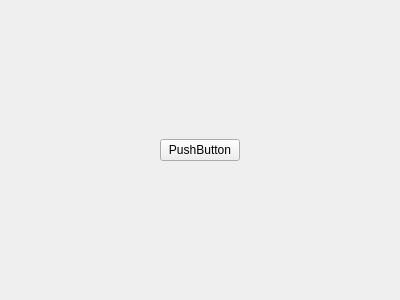
simfeo/MobilePhotoViewer, file imagerenderwidget.ui: the form before one commit.
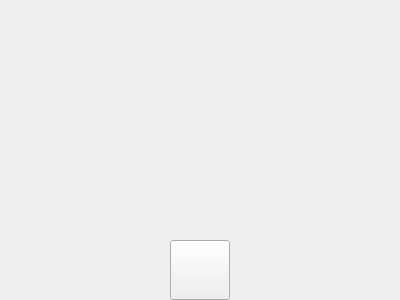
The form after the commit.

Commit message: play button moved to corner, +/- zoom with drag to pan

```diff
--- a/imagerenderwidget.ui
+++ b/imagerenderwidget.ui
@@ -13,41 +13,19 @@
   <property name="windowTitle">
    <string>Form</string>
   </property>
-  <layout class="QHBoxLayout" name="horizontalLayout">
-   <item>
-    <spacer name="horizontalSpacer">
-     <property name="orientation">
-      <enum>Qt::Horizontal</enum>
-     </property>
-     <property name="sizeHint" stdset="0">
-      <size>
-       <width>40</width>
-       <height>20</height>
-      </size>
-     </property>
-    </spacer>
-   </item>
-   <item>
-    <widget class="QPushButton" name="playButton">
-     <property name="text">
-      <string>PushButton</string>
-     </property>
-    </widget>
-   </item>
-   <item>
-    <spacer name="horizontalSpacer_2">
-     <property name="orientation">
-      <enum>Qt::Horizontal</enum>
-     </property>
-     <property name="sizeHint" stdset="0">
-      <size>
-       <width>40</width>
-       <height>20</height>
-      </size>
-     </property>
-    </spacer>
-   </item>
-  </layout>
+  <widget class="QPushButton" name="playButton">
+   <property name="geometry">
+    <rect>
+     <x>170</x>
+     <y>240</y>
+     <width>60</width>
+     <height>60</height>
+    </rect>
+   </property>
+   <property name="text">
+    <string/>
+   </property>
+  </widget>
  </widget>
  <resources/>
  <connections/>
```
The commit also changes 2 other files.
